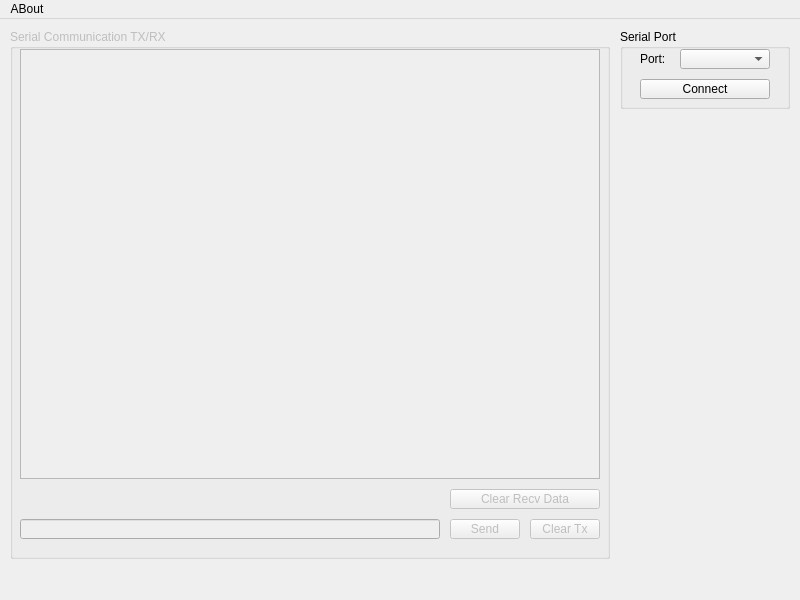
apolloneo/PySerialComDemo1, file UI_SerialComDemo1.ui: the form before one commit.
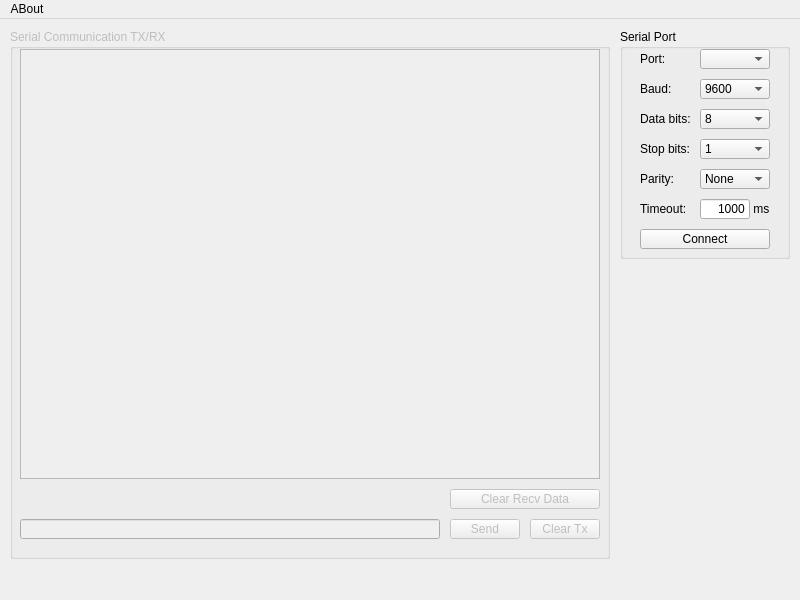
The form after the commit.

Commit message: add more options to adjust serial port params

```diff
--- a/UI_SerialComDemo1.ui
+++ b/UI_SerialComDemo1.ui
@@ -23,7 +23,7 @@
       <x>620</x>
       <y>10</y>
       <width>170</width>
-      <height>80</height>
+      <height>230</height>
      </rect>
     </property>
     <property name="title">
@@ -33,7 +33,7 @@
      <property name="geometry">
       <rect>
        <x>20</x>
-       <y>50</y>
+       <y>200</y>
        <width>130</width>
        <height>20</height>
       </rect>
@@ -47,7 +47,7 @@
       <rect>
        <x>20</x>
        <y>20</y>
-       <width>30</width>
+       <width>50</width>
        <height>20</height>
       </rect>
      </property>
@@ -58,13 +58,318 @@
     <widget class="QComboBox" name="comboBox_SerialPort">
      <property name="geometry">
       <rect>
-       <x>60</x>
+       <x>80</x>
        <y>20</y>
-       <width>90</width>
+       <width>70</width>
        <height>20</height>
       </rect>
      </property>
     </widget>
+    <widget class="QLabel" name="label_Baudrate">
+     <property name="geometry">
+      <rect>
+       <x>20</x>
+       <y>50</y>
+       <width>50</width>
+       <height>20</height>
+      </rect>
+     </property>
+     <property name="text">
+      <string>Baud:</string>
+     </property>
+    </widget>
+    <widget class="QComboBox" name="comboBox_Baudrate">
+     <property name="geometry">
+      <rect>
+       <x>80</x>
+       <y>50</y>
+       <width>70</width>
+       <height>20</height>
+      </rect>
+     </property>
+     <property name="currentIndex">
+      <number>5</number>
+     </property>
+     <item>
+      <property name="text">
+       <string>600</string>
+      </property>
+     </item>
+     <item>
+      <property name="text">
+       <string>1200</string>
+      </property>
+     </item>
+     <item>
+      <property name="text">
+       <string>1800</string>
+      </property>
+     </item>
+     <item>
+      <property name="text">
+       <string>2400</string>
+      </property>
+     </item>
+     <item>
+      <property name="text">
+       <string>4800</string>
+      </property>
+     </item>
+     <item>
+      <property name="text">
+       <string>9600</string>
+      </property>
+     </item>
+     <item>
+      <property name="text">
+       <string>19200</string>
+      </property>
+     </item>
+     <item>
+      <property name="text">
+       <string>38400</string>
+      </property>
+     </item>
+     <item>
+      <property name="text">
+       <string>57600</string>
+      </property>
+     </item>
+     <item>
+      <property name="text">
+       <string>115200</string>
+      </property>
+     </item>
+     <item>
+      <property name="text">
+       <string>230400</string>
+      </property>
+     </item>
+     <item>
+      <property name="text">
+       <string>460800</string>
+      </property>
+     </item>
+     <item>
+      <property name="text">
+       <string>500000</string>
+      </property>
+     </item>
+     <item>
+      <property name="text">
+       <string>576000</string>
+      </property>
+     </item>
+     <item>
+      <property name="text">
+       <string>921600</string>
+      </property>
+     </item>
+    </widget>
+    <widget class="QLabel" name="label_Databits">
+     <property name="geometry">
+      <rect>
+       <x>20</x>
+       <y>80</y>
+       <width>50</width>
+       <height>20</height>
+      </rect>
+     </property>
+     <property name="text">
+      <string>Data bits:</string>
+     </property>
+    </widget>
+    <widget class="QLabel" name="label_Stopbits">
+     <property name="geometry">
+      <rect>
+       <x>20</x>
+       <y>110</y>
+       <width>50</width>
+       <height>20</height>
+      </rect>
+     </property>
+     <property name="text">
+      <string>Stop bits:</string>
+     </property>
+    </widget>
+    <widget class="QLabel" name="label_Parity">
+     <property name="geometry">
+      <rect>
+       <x>20</x>
+       <y>140</y>
+       <width>50</width>
+       <height>20</height>
+      </rect>
+     </property>
+     <property name="text">
+      <string>Parity:</string>
+     </property>
+    </widget>
+    <widget class="QLabel" name="label_Timeout">
+     <property name="geometry">
+      <rect>
+       <x>20</x>
+       <y>170</y>
+       <width>50</width>
+       <height>20</height>
+      </rect>
+     </property>
+     <property name="text">
+      <string>Timeout:</string>
+     </property>
+    </widget>
+    <widget class="QComboBox" name="comboBox_Parity">
+     <property name="geometry">
+      <rect>
+       <x>80</x>
+       <y>140</y>
+       <width>70</width>
+       <height>20</height>
+      </rect>
+     </property>
+     <property name="currentIndex">
+      <number>0</number>
+     </property>
+     <item>
+      <property name="text">
+       <string>None</string>
+      </property>
+     </item>
+     <item>
+      <property name="text">
+       <string>Odd</string>
+      </property>
+     </item>
+     <item>
+      <property name="text">
+       <string>Even</string>
+      </property>
+     </item>
+     <item>
+      <property name="text">
+       <string>Mark</string>
+      </property>
+     </item>
+     <item>
+      <property name="text">
+       <string>Space</string>
+      </property>
+     </item>
+    </widget>
+    <widget class="QComboBox" name="comboBox_Databits">
+     <property name="geometry">
+      <rect>
+       <x>80</x>
+       <y>80</y>
+       <width>70</width>
+       <height>20</height>
+      </rect>
+     </property>
+     <property name="currentIndex">
+      <number>3</number>
+     </property>
+     <item>
+      <property name="text">
+       <string>5</string>
+      </property>
+     </item>
+     <item>
+      <property name="text">
+       <string>6</string>
+      </property>
+     </item>
+     <item>
+      <property name="text">
+       <string>7</string>
+      </property>
+     </item>
+     <item>
+      <property name="text">
+       <string>8</string>
+      </property>
+     </item>
+    </widget>
+    <widget class="QComboBox" name="comboBox_Stopbits">
+     <property name="geometry">
+      <rect>
+       <x>80</x>
+       <y>110</y>
+       <width>70</width>
+       <height>20</height>
+      </rect>
+     </property>
+     <property name="currentText">
+      <string extracomment="0">1</string>
+     </property>
+     <property name="currentIndex">
+      <number>0</number>
+     </property>
+     <item>
+      <property name="text">
+       <string>1</string>
+      </property>
+     </item>
+     <item>
+      <property name="text">
+       <string>1.5</string>
+      </property>
+     </item>
+     <item>
+      <property name="text">
+       <string>2</string>
+      </property>
+     </item>
+    </widget>
+    <widget class="QLineEdit" name="lineEdit_Timeout">
+     <property name="geometry">
+      <rect>
+       <x>80</x>
+       <y>170</y>
+       <width>50</width>
+       <height>20</height>
+      </rect>
+     </property>
+     <property name="contextMenuPolicy">
+      <enum>Qt::NoContextMenu</enum>
+     </property>
+     <property name="acceptDrops">
+      <bool>false</bool>
+     </property>
+     <property name="inputMask">
+      <string/>
+     </property>
+     <property name="text">
+      <string>1000</string>
+     </property>
+     <property name="maxLength">
+      <number>5</number>
+     </property>
+     <property name="cursorPosition">
+      <number>4</number>
+     </property>
+     <property name="alignment">
+      <set>Qt::AlignRight|Qt::AlignTrailing|Qt::AlignVCenter</set>
+     </property>
+     <property name="placeholderText">
+      <string notr="true"/>
+     </property>
+     <property name="clearButtonEnabled">
+      <bool>false</bool>
+     </property>
+    </widget>
+    <widget class="QLabel" name="label_Timeout_2">
+     <property name="geometry">
+      <rect>
+       <x>130</x>
+       <y>170</y>
+       <width>20</width>
+       <height>20</height>
+      </rect>
+     </property>
+     <property name="text">
+      <string> ms</string>
+     </property>
+    </widget>
    </widget>
    <widget class="QGroupBox" name="groupBox_TRX">
     <property name="enabled">
```
Left out of the diff: 111 changed lines with no effect on the pictures. The commit also changes 2 other files.
